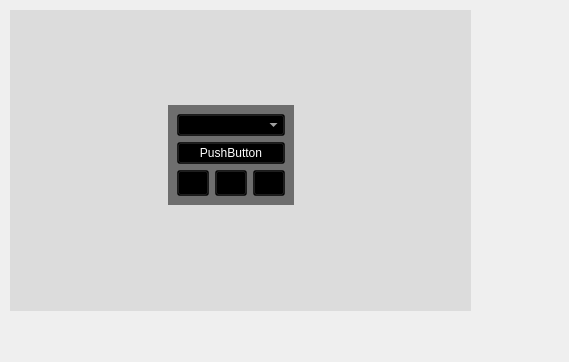
Old version of the form client/mainwindow.ui in the repository lev12/launcher.
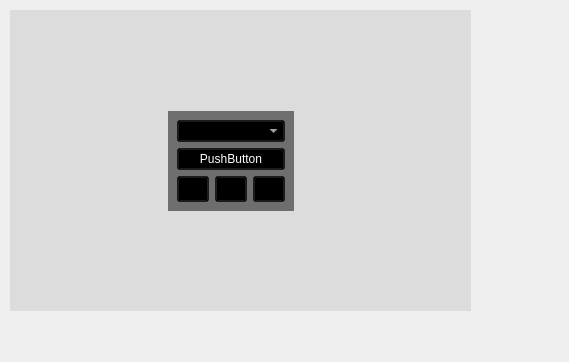
New version of the form. Icons and pictures are not drawn.

Diff of the .ui file:
```diff
--- a/client/mainwindow.ui
+++ b/client/mainwindow.ui
@@ -36,6 +36,9 @@
      <string notr="true">background-color: rgba(0, 0, 0, 20);</string>
     </property>
     <layout class="QVBoxLayout" name="verticalLayout_3">
+     <property name="spacing">
+      <number>0</number>
+     </property>
      <property name="leftMargin">
       <number>0</number>
      </property>
@@ -45,6 +48,9 @@
      <property name="rightMargin">
       <number>0</number>
      </property>
+     <property name="bottomMargin">
+      <number>0</number>
+     </property>
      <item>
       <layout class="QHBoxLayout" name="general">
        <item>
```
Left out of the diff: 9 changed lines with no effect on the pictures.
